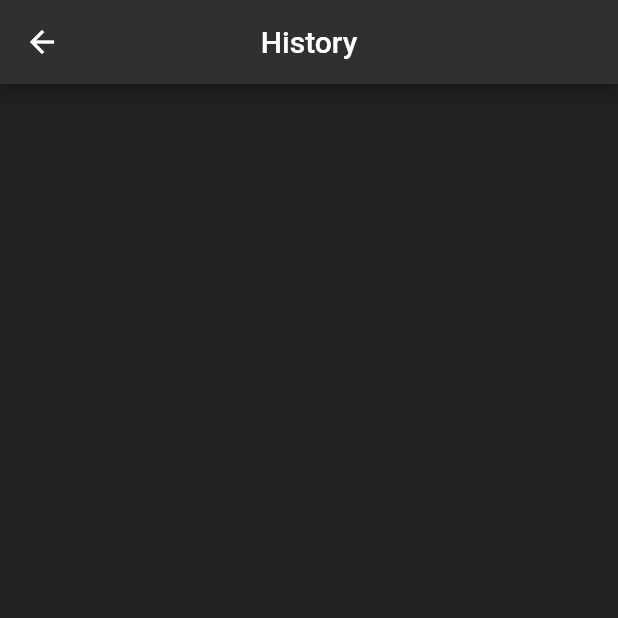
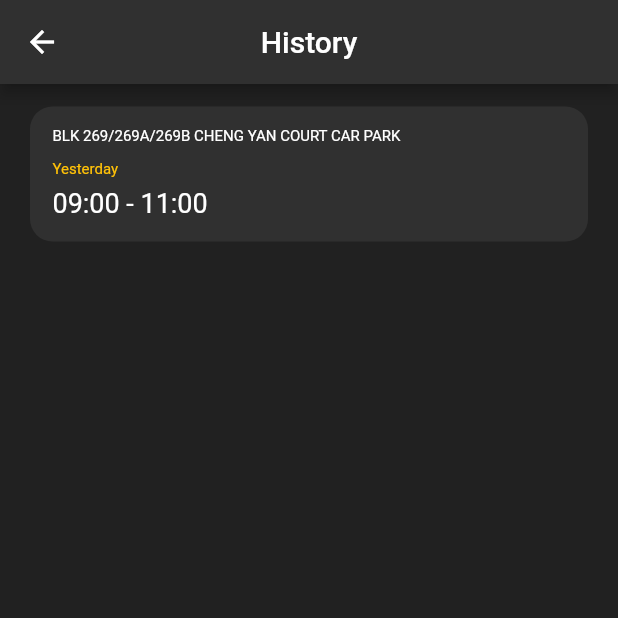
Before and after one commit to devanshk22/car_park_app, a Flutter app: the HistoryUI screen opened directly, on a phone screen of 412 x 824 dp, the top half of it. Run offline on Flutter 3.47's test engine with Material 2 defaults, Android fonts, the phone set to English and light mode, and no system bars; our stand-ins replace cloud_firestore, firebase_auth, firebase_core; accounts and stored records are empty.

Commit message:
add HistoryCard widget and modify HistoryUI

```diff
--- a/lib/pages/HistoryUI.dart
+++ b/lib/pages/HistoryUI.dart
@@ -1,4 +1,6 @@
 import 'package:flutter/material.dart';
+import 'package:car_park_app/constants/app_constants.dart';
+import 'package:car_park_app/widgets/HistoryCard.dart';
 
 class HistoryUI extends StatefulWidget {
   const HistoryUI({Key? key}) : super(key: key);
@@ -17,7 +19,16 @@ class _HistoryUIState extends State<HistoryUI> {
         centerTitle: true,
         backgroundColor: Colors.grey[850],
       ),
-      body: Container(),
+      body: Container(
+        // TODO: generate list view with CarparkCtrl
+        padding: EdgeInsets.fromLTRB(screenGap, cardGap, screenGap, cardGap),
+        child: HistoryCard(
+          carparkName: 'BLK 269/269A/269B CHENG YAN COURT CAR PARK',
+          date: 'Yesterday',
+          bookingTimeStart: '09:00',
+          bookingTimeEnd: '11:00',
+        ),
+      ),
     );
   }
 }
--- a/lib/pages/HomeUI.dart
+++ b/lib/pages/HomeUI.dart
@@ -1,6 +1,6 @@
+import 'package:flutter/material.dart';
 import 'package:car_park_app/constants/app_constants.dart';
 import 'package:car_park_app/pages/services/auth.dart';
-import 'package:flutter/material.dart';
 import 'package:car_park_app/widgets/HomeCard.dart';
 
 class HomeUI extends StatefulWidget {
@@ -31,16 +31,9 @@ class _HomeUIState extends State<HomeUI> {
         ],
         automaticallyImplyLeading: false,
       ),
-      body: SafeArea(
-        child: Column(
-          crossAxisAlignment: CrossAxisAlignment.start,
-          children: <Widget>[
-            Container(
-              padding:
-                  EdgeInsets.fromLTRB(screenGap, screenGap, screenGap, cardGap),
-            ),
-            Center(
-              // TODO: cycle through all carpark to generate carpark list
+      body: Container(
+        // TODO: generate list view with CarparkCtrl
+        padding: EdgeInsets.fromLTRB(screenGap, cardGap, screenGap, cardGap),
         child: HomeCard(
           carparkName: 'BLK 232 BRAS BASAH BASEMENT CAR PARK',
           slotsAvailable: 1,
@@ -49,9 +42,6 @@ class _HomeUIState extends State<HomeUI> {
           isFavourite: true,
         ),
       ),
-          ],
-        ),
-      ),
     );
   }
 }
--- a/lib/widgets/HistoryCard.dart
+++ b/lib/widgets/HistoryCard.dart
@@ -1,2 +1,98 @@
 import 'package:flutter/material.dart';
 import 'package:car_park_app/constants/app_constants.dart';
+
+class HistoryCard extends StatefulWidget {
+  final String carparkName;
+  String bookingTimeStart;
+  String bookingTimeEnd;
+  String date;
+
+  HistoryCard({
+    required this.carparkName,
+    required this.date,
+    required this.bookingTimeStart,
+    required this.bookingTimeEnd,
+  });
+
+  @override
+  _HistoryCardState createState() => _HistoryCardState();
+}
+
+class _HistoryCardState extends State<HistoryCard> {
+  @override
+  Widget build(BuildContext context) {
+    return Container(
+      width: getScreenWidth(context) - 2 * screenGap,
+      height: 90,
+      child: Stack(
+        children: <Widget>[
+          Positioned(
+            top: 0,
+            left: 0,
+            child: Container(
+              width: getScreenWidth(context) - 2 * screenGap,
+              height: 90,
+              decoration: BoxDecoration(
+                borderRadius: BorderRadius.only(
+                  topLeft: Radius.circular(15),
+                  topRight: Radius.circular(15),
+                  bottomLeft: Radius.circular(15),
+                  bottomRight: Radius.circular(15),
+                ),
+                color: Color.fromRGBO(48, 48, 48, 1),
+              ),
+            ),
+          ),
+          Positioned(
+            top: 37,
+            left: 15,
+            child: Text(
+              '${widget.date}',
+              textAlign: TextAlign.left,
+              style: TextStyle(
+                  color: Colors.amber,
+                  fontFamily: 'Roboto',
+                  fontSize: 10,
+                  letterSpacing:
+                      0 /*percentages not used in flutter. defaulting to zero*/,
+                  fontWeight: FontWeight.normal,
+                  height: 1),
+            ),
+          ),
+          Positioned(
+            top: 15,
+            left: 15,
+            child: Text(
+              '${widget.carparkName}',
+              textAlign: TextAlign.left,
+              style: TextStyle(
+                  color: Colors.white,
+                  fontFamily: 'Roboto',
+                  fontSize: 10,
+                  letterSpacing:
+                      0 /*percentages not used in flutter. defaulting to zero*/,
+                  fontWeight: FontWeight.normal,
+                  height: 1),
+            ),
+          ),
+          Positioned(
+            bottom: 15,
+            left: 15,
+            child: Text(
+              '${widget.bookingTimeStart} - ${widget.bookingTimeEnd}',
+              textAlign: TextAlign.left,
+              style: TextStyle(
+                  color: Colors.white,
+                  fontFamily: 'Roboto',
+                  fontSize: 18,
+                  letterSpacing:
+                      0 /*percentages not used in flutter. defaulting to zero*/,
+                  fontWeight: FontWeight.normal,
+                  height: 1),
+            ),
+          ),
+        ],
+      ),
+    );
+  }
+}
```
Also changed, not shown: lib/constants/api_path.dart (deleted), pubspec.lock. Lines whose indentation alone changed are shown as unchanged.
